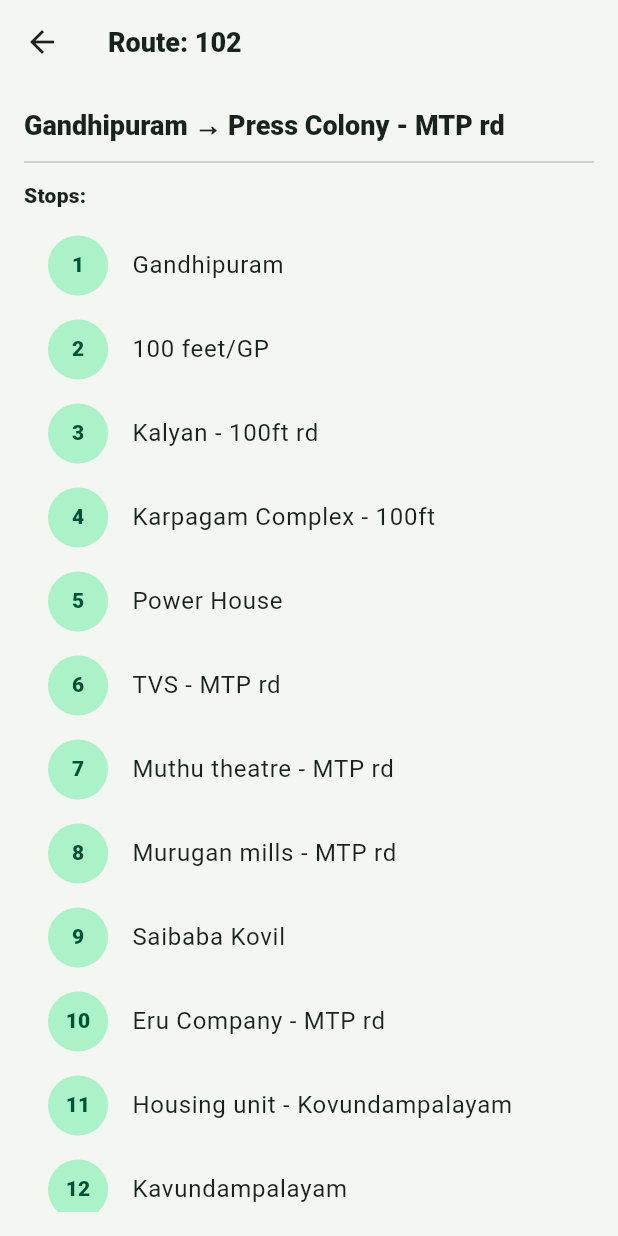
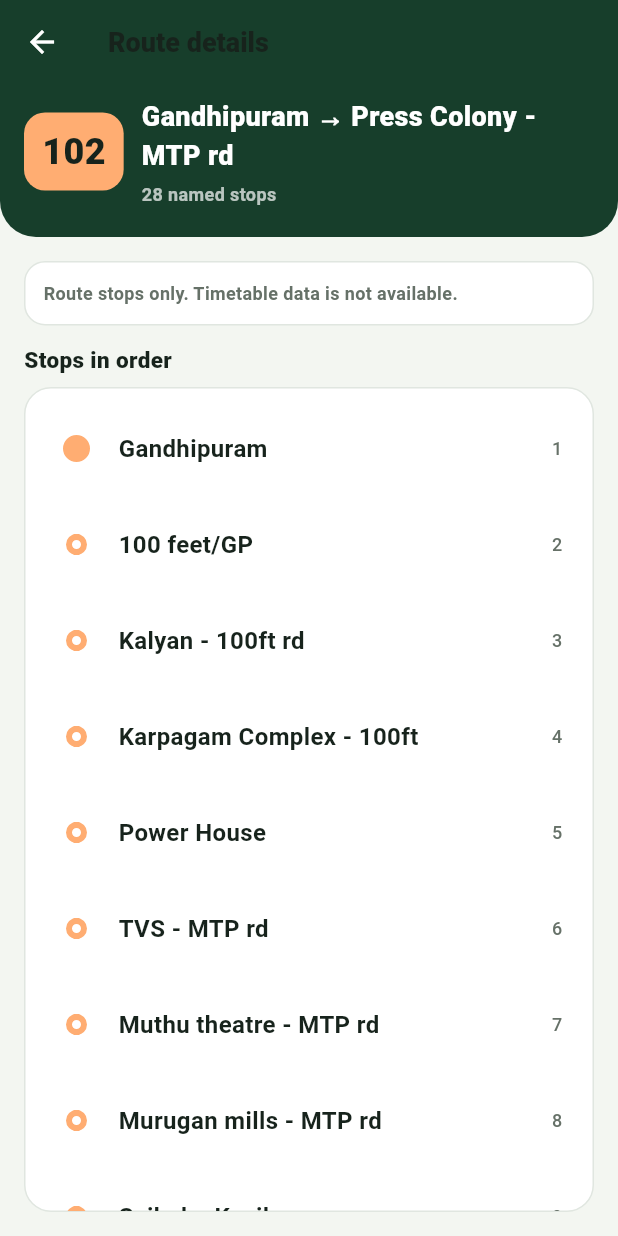
Before and after one commit to fosszil/koway, a Flutter app: the screen it shows after launch, after a tap on "102", on a phone screen of 412 x 824 dp. Run offline on Flutter 3.47's test engine with Material 3 defaults, Android fonts, the phone set to English and light mode, and no system bars.

Commit message:
redesign route details with reusable stop timeline

```diff
--- a/koway/lib/screens/route_detail_screen.dart
+++ b/koway/lib/screens/route_detail_screen.dart
@@ -1,38 +1,170 @@
 import 'package:flutter/material.dart';
+import 'package:flutter/services.dart';
+
 import '../models/bus_routes.dart';
+import '../theme/app_theme.dart';
+import '../widgets/route_card.dart';
+import '../widgets/stop_timeline.dart';
 
-class RouteDetailScreen extends StatelessWidget{
+class RouteDetailScreen extends StatelessWidget {
   final BusRoute route;
+
   const RouteDetailScreen({super.key, required this.route});
 
   @override
   Widget build(BuildContext context) {
+    final accentColor = routeColor(route.routeNumber);
+
     return Scaffold(
-      appBar: AppBar(title: Text("Route: ${route.routeNumber}")),
-      body: Padding(
-        padding: const EdgeInsets.all(16),
+      backgroundColor: AppColors.background,
+      appBar: AppBar(
+        title: const Text('Route details'),
+        backgroundColor: AppColors.forest,
+        foregroundColor: AppColors.surface,
+        systemOverlayStyle: const SystemUiOverlayStyle(
+          statusBarColor: AppColors.forest,
+          statusBarIconBrightness: Brightness.light,
+          statusBarBrightness: Brightness.dark,
+        ),
+      ),
+      body: SafeArea(
+        top: false,
         child: Column(
           crossAxisAlignment: CrossAxisAlignment.start,
           children: [
-            Text("${route.origin} → ${route.destination}",
-              style: Theme.of(context).textTheme.titleLarge,),
-            const Divider(height: 24),
-            Text("Stops:", style: Theme.of(context).textTheme.titleMedium),
-            const SizedBox(height: 8),
+            _RouteHeader(route: route, accentColor: accentColor),
+            Padding(
+              padding: const EdgeInsets.fromLTRB(
+                AppSpacing.lg,
+                AppSpacing.lg,
+                AppSpacing.lg,
+                AppSpacing.md,
+              ),
+              child: Container(
+                width: double.infinity,
+                padding: const EdgeInsets.all(AppSpacing.md),
+                decoration: BoxDecoration(
+                  color: AppColors.surface,
+                  borderRadius: BorderRadius.circular(AppRadius.control),
+                  border: Border.all(color: AppColors.divider),
+                ),
+                child: const Text(
+                  'Route stops only. Timetable data is not available.',
+                  style: TextStyle(
+                    color: AppColors.muted,
+                    fontSize: 12,
+                    fontWeight: FontWeight.w600,
+                  ),
+                ),
+              ),
+            ),
+            const Padding(
+              padding: EdgeInsets.symmetric(horizontal: AppSpacing.lg),
+              child: Text(
+                'Stops in order',
+                style: TextStyle(
+                  color: AppColors.ink,
+                  fontSize: 15,
+                  fontWeight: FontWeight.w800,
+                ),
+              ),
+            ),
+            const SizedBox(height: AppSpacing.sm),
             Expanded(
-              child: ListView.builder(
-                itemCount: route.stops.length,
-                itemBuilder: (context, index) {
-                  final stop = route.stops[index];
-                  return ListTile(
-                    leading: CircleAvatar(child: Text("${stop.stopNumber}")),
-                    title: Text(stop.stopName),
-                  );
-                },
+              child: Container(
+                margin: const EdgeInsets.fromLTRB(
+                  AppSpacing.lg,
+                  0,
+                  AppSpacing.lg,
+                  AppSpacing.lg,
+                ),
+                decoration: BoxDecoration(
+                  color: AppColors.surface,
+                  borderRadius: BorderRadius.circular(AppRadius.card),
+                  border: Border.all(color: AppColors.divider),
+                ),
+                clipBehavior: Clip.antiAlias,
+                child: StopTimeline(stops: route.stops, color: accentColor),
               ),
-            )
+            ),
           ],
-        ),)
+        ),
+      ),
     );
   }
 }
+
+class _RouteHeader extends StatelessWidget {
+  final BusRoute route;
+  final Color accentColor;
+
+  const _RouteHeader({required this.route, required this.accentColor});
+
+  @override
+  Widget build(BuildContext context) {
+    return Container(
+      width: double.infinity,
+      padding: const EdgeInsets.fromLTRB(
+        AppSpacing.lg,
+        AppSpacing.sm,
+        AppSpacing.lg,
+        AppSpacing.xl,
+      ),
+      decoration: const BoxDecoration(
+        color: AppColors.forest,
+        borderRadius: BorderRadius.vertical(
+          bottom: Radius.circular(AppRadius.header),
+        ),
+      ),
+      child: Row(
+        children: [
+          Container(
+            constraints: const BoxConstraints(minWidth: 62),
+            height: 52,
+            alignment: Alignment.center,
+            padding: const EdgeInsets.symmetric(horizontal: AppSpacing.md),
+            decoration: BoxDecoration(
+              color: accentColor,
+              borderRadius: BorderRadius.circular(AppRadius.control),
+            ),
+            child: Text(
+              route.routeNumber,
+              style: TextStyle(
+                color: routeTextColor(route.routeNumber),
+                fontSize: 24,
+                fontWeight: FontWeight.w900,
+              ),
+            ),
+          ),
+          const SizedBox(width: AppSpacing.md),
+          Expanded(
+            child: Column(
+              crossAxisAlignment: CrossAxisAlignment.start,
+              children: [
+                Text(
+                  '${route.origin} → ${route.destination}',
+                  maxLines: 2,
+                  overflow: TextOverflow.ellipsis,
+                  style: const TextStyle(
+                    color: AppColors.surface,
+                    fontSize: 18,
+                    fontWeight: FontWeight.w800,
+                  ),
+                ),
+                const SizedBox(height: AppSpacing.xs),
+                Text(
+                  '${route.stops.length} named stops',
+                  style: const TextStyle(
+                    color: Color(0xB3FFFFFF),
+                    fontSize: 12,
+                    fontWeight: FontWeight.w600,
+                  ),
+                ),
+              ],
+            ),
+          ),
+        ],
+      ),
+    );
+  }
+}
--- /dev/null
+++ b/koway/lib/widgets/stop_timeline.dart
@@ -0,0 +1,67 @@
+import 'package:flutter/material.dart';
+import '../models/bus_routes.dart';
+
+class StopTimeline extends StatelessWidget {
+  final List<Stop> stops;
+  final Color color;
+
+  const StopTimeline({super.key, required this.stops, required this.color});
+
+  @override
+  Widget build(BuildContext context) {
+    return ListView.builder(
+      padding: const EdgeInsets.fromLTRB(20, 8, 20, 24),
+      itemCount: stops.length,
+      itemBuilder: (context, index) {
+        final isFirst = index == 0;
+        final isLast = index == stops.length - 1;
+
+        return SizedBox(
+          height: 64,
+          child: Row(
+            children: [
+              SizedBox(
+                width: 28,
+                child: Stack(
+                  alignment: Alignment.center,
+                  children: [
+                    Positioned(
+                      top: isFirst ? 32 : 0,
+                      bottom: isLast ? 32 : 0,
+                      child: Container(width: 4, color: color),
+                    ),
+                    Container(
+                      width: isFirst || isLast ? 18 : 14,
+                      height: isFirst || isLast ? 18 : 14,
+                      decoration: BoxDecoration(
+                        color: isFirst || isLast ? color : Colors.white,
+                        shape: BoxShape.circle,
+                        border: Border.all(color: color, width: 4),
+                      ),
+                    ),
+                  ],
+                ),
+              ),
+              const SizedBox(width: 14),
+              Expanded(
+                child: Text(
+                  stops[index].stopName,
+                  maxLines: 2,
+                  overflow: TextOverflow.ellipsis,
+                  style: const TextStyle(
+                    fontSize: 16,
+                    fontWeight: FontWeight.w600,
+                  ),
+                ),
+              ),
+              Text(
+                '${index + 1}',
+                style: Theme.of(context).textTheme.bodySmall,
+              ),
+            ],
+          ),
+        );
+      },
+    );
+  }
+}
```
